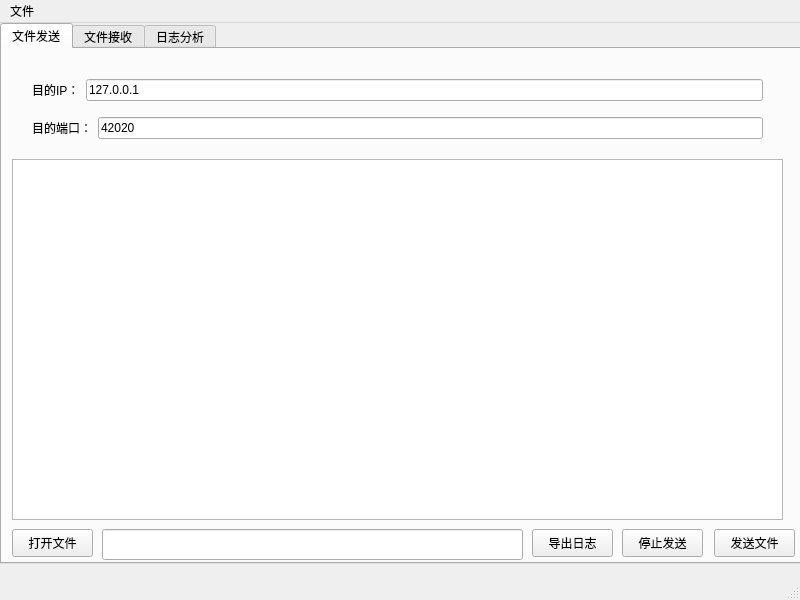
Old version of the form filetransfer.ui in the repository Chang-Yang-YC/UDP-file-transfer-based-on-GBN-protocol.
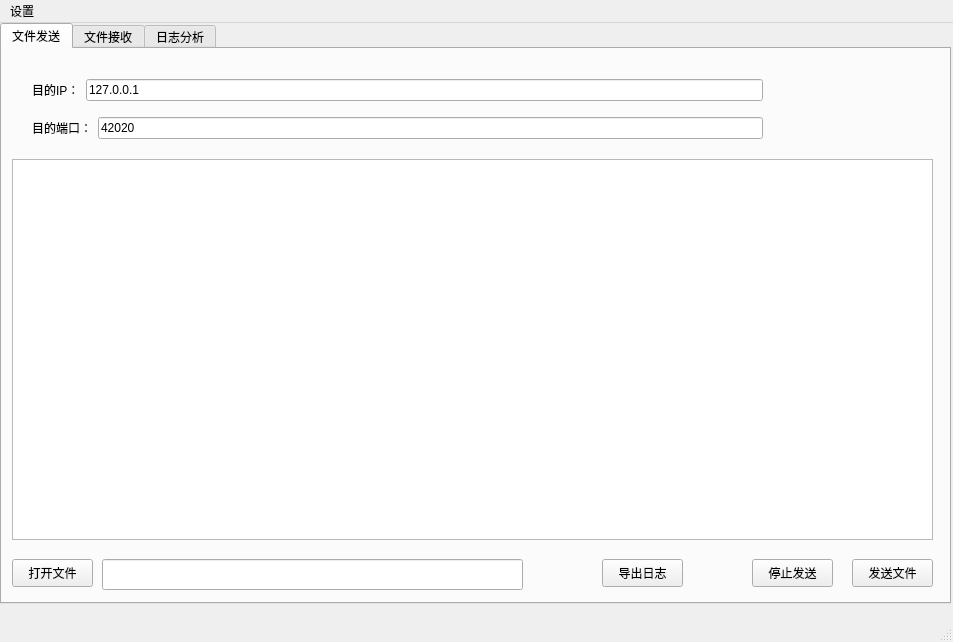
New version of the form.

What changed in the file:
```diff
--- a/filetransfer.ui
+++ b/filetransfer.ui
@@ -6,8 +6,8 @@
    <rect>
     <x>0</x>
     <y>0</y>
-    <width>800</width>
-    <height>600</height>
+    <width>953</width>
+    <height>642</height>
    </rect>
   </property>
   <property name="windowTitle">
@@ -19,8 +19,8 @@
      <rect>
       <x>0</x>
       <y>0</y>
-      <width>801</width>
-      <height>541</height>
+      <width>951</width>
+      <height>581</height>
      </rect>
     </property>
     <property name="currentIndex">
@@ -82,7 +82,7 @@
       <property name="geometry">
        <rect>
         <x>10</x>
-        <y>480</y>
+        <y>510</y>
         <width>81</width>
         <height>28</height>
        </rect>
@@ -95,7 +95,7 @@
       <property name="geometry">
        <rect>
         <x>100</x>
-        <y>480</y>
+        <y>510</y>
         <width>421</width>
         <height>31</height>
        </rect>
@@ -107,8 +107,8 @@
      <widget class="QPushButton" name="pushButton1SaveLog">
       <property name="geometry">
        <rect>
-        <x>530</x>
-        <y>480</y>
+        <x>600</x>
+        <y>510</y>
         <width>81</width>
         <height>28</height>
        </rect>
@@ -120,8 +120,8 @@
      <widget class="QPushButton" name="pushButton1Send">
       <property name="geometry">
        <rect>
-        <x>712</x>
-        <y>480</y>
+        <x>850</x>
+        <y>510</y>
         <width>81</width>
         <height>28</height>
        </rect>
@@ -135,16 +135,16 @@
        <rect>
         <x>10</x>
         <y>110</y>
-        <width>771</width>
-        <height>361</height>
+        <width>921</width>
+        <height>381</height>
        </rect>
       </property>
      </widget>
      <widget class="QPushButton" name="pushButton">
       <property name="geometry">
        <rect>
-        <x>620</x>
-        <y>480</y>
+        <x>750</x>
+        <y>510</y>
         <width>81</width>
         <height>28</height>
        </rect>
@@ -217,13 +217,13 @@
     <rect>
      <x>0</x>
      <y>0</y>
-     <width>800</width>
+     <width>953</width>
      <height>26</height>
     </rect>
    </property>
    <widget class="QMenu" name="menu">
     <property name="title">
-     <string>文件</string>
+     <string>设置</string>
     </property>
     <addaction name="actionmenuPrefer"/>
     <addaction name="actionLoadParam"/>
```
Left out of the diff: 25 changed lines with no effect on the pictures.
